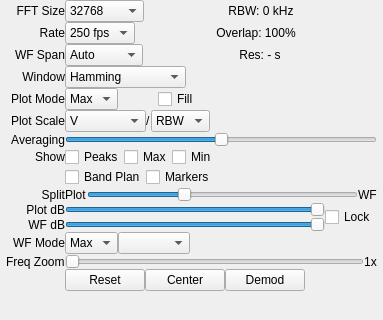
First picture: the form in src/qtgui/dockfft.ui, repository doronbehar/gqrx, before the edit; both pictures show x 0 to 383 and y 0 to 320 of the 383 by 644 pixel window.
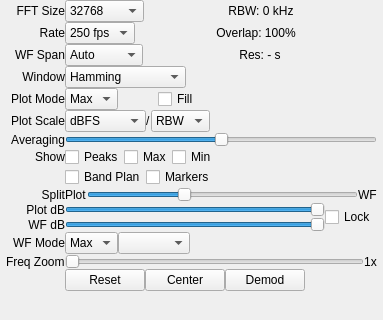
Second picture: the form after the edit. Custom widgets are drawn as their Qt base class.

Commit message:
plotter: ironing out units
Currently, Gqrx shows 0dB for a 1 unit peak sine wave, so it is
using dBFS (full scale) with respect to peak (not RMS).

Keep the current behavior, naming it dBFS mode.

For dBmW mode, interpret the signal as V into a 50 ohm load.
A 1V peak sine wave into a 50 ohm load is 10 mW, or 10 dBm.

```diff
--- a/src/qtgui/dockfft.ui
+++ b/src/qtgui/dockfft.ui
@@ -418,7 +418,7 @@
               </property>
               <item>
                <property name="text">
-                <string>V</string>
+                <string>dBFS</string>
                </property>
               </item>
               <item>
```
The commit also changes 2 other files.
